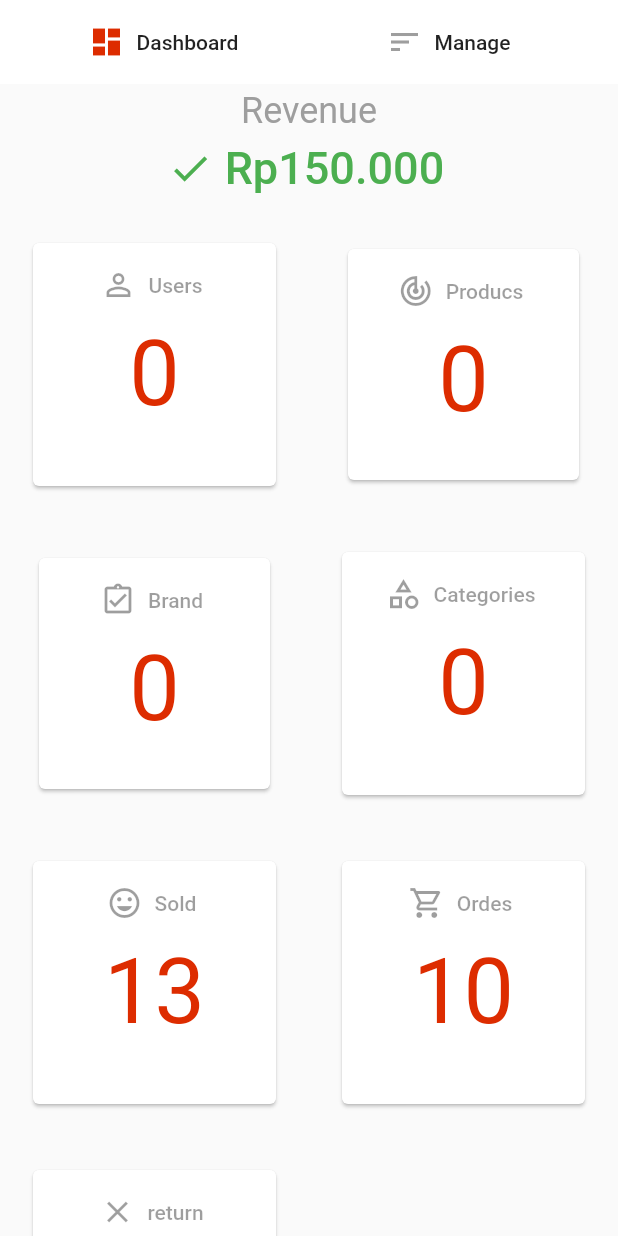
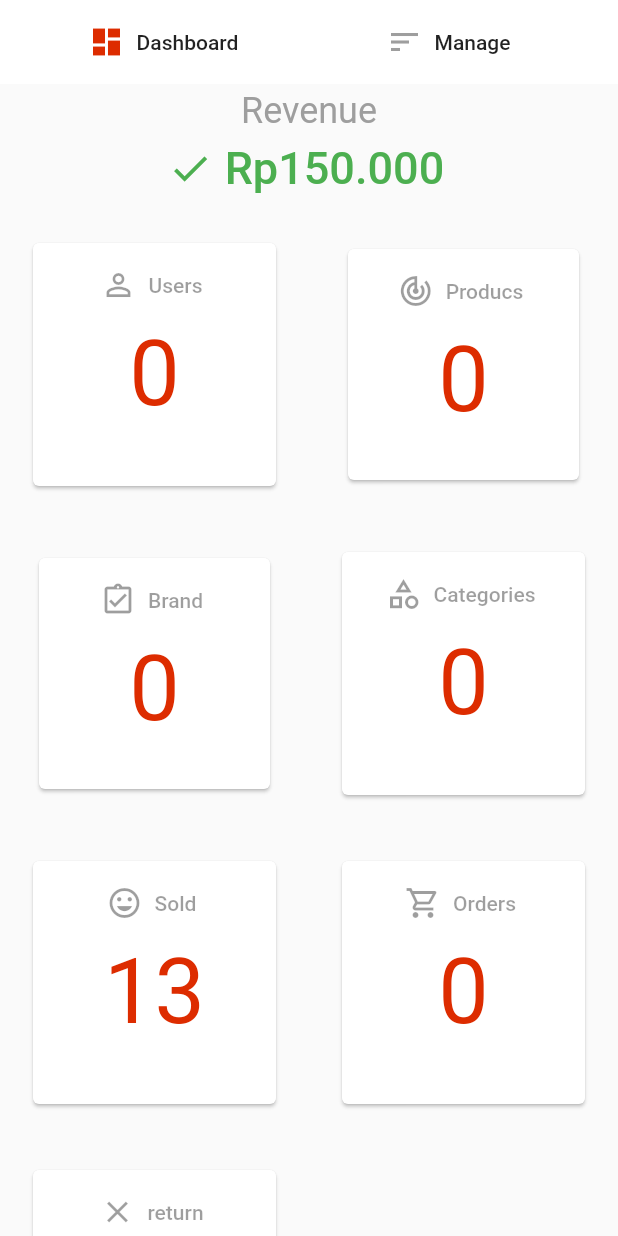
Before and after one commit to ambigo7/flutter_ecommers_adminSide, a Flutter app: the screen it shows after launch, on a phone screen of 412 x 824 dp. Run offline on Flutter 3.47's test engine with Material 2 defaults, Android fonts, the phone set to English and light mode, and no system bars; our stand-ins replace cloud_firestore, firebase_core, firebase_storage, flutter_typeahead, fluttertoast, image_picker and 1 more; missing offline and left inert: dart:ffi; accounts and stored records are empty.

Commit message:
v1.0.6(Update data order)

```diff
--- a/lib/screens/admin.dart
+++ b/lib/screens/admin.dart
@@ -8,6 +8,7 @@ import 'package:intl/intl.dart';
 
 import 'package:lets_shop_admin/service/brand.dart';
 import 'package:lets_shop_admin/service/category.dart';
+import 'package:lets_shop_admin/service/order.dart';
 import 'package:lets_shop_admin/service/product.dart';
 import 'package:lets_shop_admin/service/user.dart';
 
@@ -25,6 +26,7 @@ class _AdminState extends State<Admin> {
   BrandService _brandService = BrandService();
   ProductService _productService = ProductService();
   UserService _userService = UserService();
+  OrderService _orderService = OrderService();
 
   Page _selectedPage = Page.dashboard;
   Color active = Colors.deepOrangeAccent[700];
@@ -41,6 +43,7 @@ class _AdminState extends State<Admin> {
   int countBrand;
   int countProduct;
   int countUser;
+  int countOrder;
 
   _getCategories() async {
     List<DocumentSnapshot> data = await _categoryService.getCategories();
@@ -74,12 +77,21 @@ class _AdminState extends State<Admin> {
     });
   }
 
+  _getOrders() async {
+    List<DocumentSnapshot> data = await _orderService.getOrders();
+    print('${data.length}');
+    setState(() {
+      countOrder = data.length;
+    });
+  }
+
   @override
   void initState() {
     _getCategories();
     _getBrands();
     _getProducts();
     _getUsers();
+    _getOrders();
   }
 
 
@@ -240,9 +252,9 @@ class _AdminState extends State<Admin> {
                       title: FlatButton.icon(
                           onPressed: null,
                           icon: Icon(Icons.shopping_cart_outlined),
-                          label: Text('Ordes')),
+                          label: Text('Orders')),
                       subtitle: Text(
-                        '10',
+                        '$countOrder',
                         textAlign: TextAlign.center,
                         style: TextStyle(color: active, fontSize: 60.0),
                       ),
--- /dev/null
+++ b/lib/service/order.dart
@@ -0,0 +1,15 @@
+import 'dart:ffi';
+
+import 'package:cloud_firestore/cloud_firestore.dart';
+import 'package:uuid/uuid.dart';
+
+class OrderService{
+  FirebaseFirestore _firestore = FirebaseFirestore.instance;
+  String ref = 'orders';
+
+  // Get data Users
+  Future<List<DocumentSnapshot>> getOrders() =>
+      _firestore.collection(ref).get().then((snaps) {
+        return snaps.docs;
+      });
+}
```
Also changed, not shown: lib/models/product.dart (added, +58 -0 lines).
